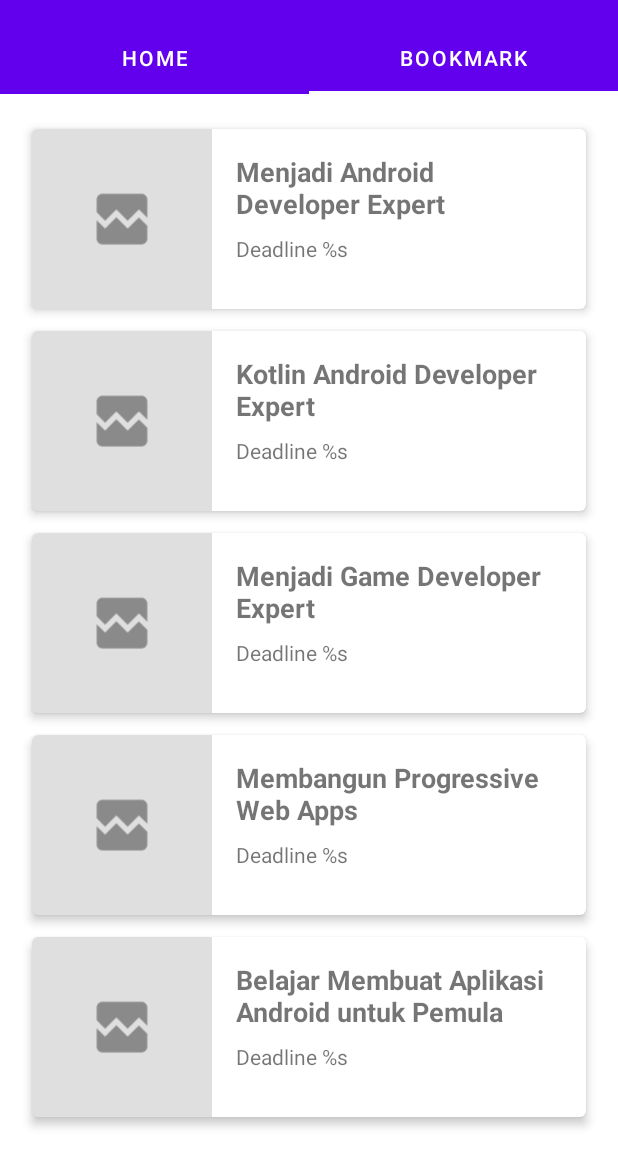
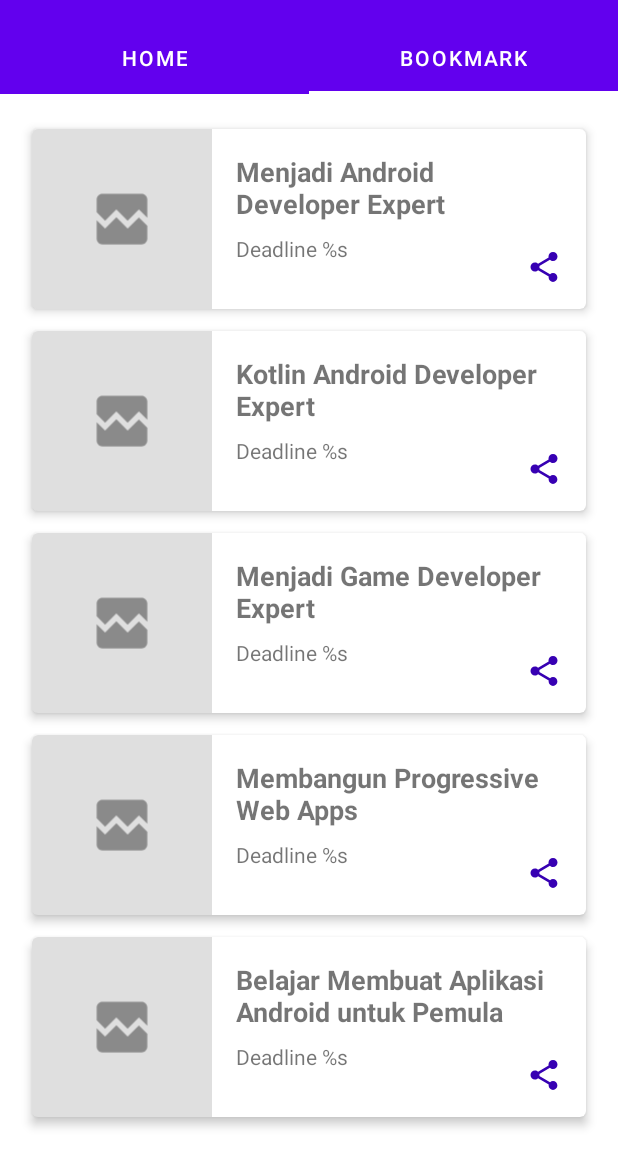
Before and after one commit to AkuraDiary/Belajar-Android-Jetpack-Pro, an Android app: the screen it shows after launch (HomeActivity), tab 2 chosen, on a phone screen of 412 x 824 dp, the part 62-1236 px from its top. Run offline under Robolectric (Android 15) with nearby library versions, the phone set to English and light mode, and no system bars; pictures from the network do not load.

Commit message:
fixed share icon not showing up

```diff
--- a/Academy/app/src/main/res/drawable/ic_share_blue.xml
+++ b/Academy/app/src/main/res/drawable/ic_share_blue.xml
@@ -1,5 +1,9 @@
-<vector android:height="24dp" android:tint="#FFFFFF"
-    android:viewportHeight="24" android:viewportWidth="24"
-    android:width="24dp" xmlns:android="http://schemas.android.com/apk/res/android">
-    <path android:tint="@color/purple_700" android:pathData="M18,16.08c-0.76,0 -1.44,0.3 -1.96,0.77L8.91,12.7c0.05,-0.23 0.09,-0.46 0.09,-0.7s-0.04,-0.47 -0.09,-0.7l7.05,-4.11c0.54,0.5 1.25,0.81 2.04,0.81 1.66,0 3,-1.34 3,-3s-1.34,-3 -3,-3 -3,1.34 -3,3c0,0.24 0.04,0.47 0.09,0.7L8.04,9.81C7.5,9.31 6.79,9 6,9c-1.66,0 -3,1.34 -3,3s1.34,3 3,3c0.79,0 1.5,-0.31 2.04,-0.81l7.12,4.16c-0.05,0.21 -0.08,0.43 -0.08,0.65 0,1.61 1.31,2.92 2.92,2.92 1.61,0 2.92,-1.31 2.92,-2.92s-1.31,-2.92 -2.92,-2.92z"/>
+<vector xmlns:android="http://schemas.android.com/apk/res/android"
+    android:width="24dp"
+    android:height="24dp"
+    android:viewportWidth="24.0"
+    android:viewportHeight="24.0">
+    <path
+        android:fillColor="@color/purple_700"
+        android:pathData="M18,16.08c-0.76,0 -1.44,0.3 -1.96,0.77L8.91,12.7c0.05,-0.23 0.09,-0.46 0.09,-0.7s-0.04,-0.47 -0.09,-0.7l7.05,-4.11c0.54,0.5 1.25,0.81 2.04,0.81 1.66,0 3,-1.34 3,-3s-1.34,-3 -3,-3 -3,1.34 -3,3c0,0.24 0.04,0.47 0.09,0.7L8.04,9.81C7.5,9.31 6.79,9 6,9c-1.66,0 -3,1.34 -3,3s1.34,3 3,3c0.79,0 1.5,-0.31 2.04,-0.81l7.12,4.16c-0.05,0.21 -0.08,0.43 -0.08,0.65 0,1.61 1.31,2.92 2.92,2.92 1.61,0 2.92,-1.31 2.92,-2.92s-1.31,-2.92 -2.92,-2.92z" />
 </vector>
```
